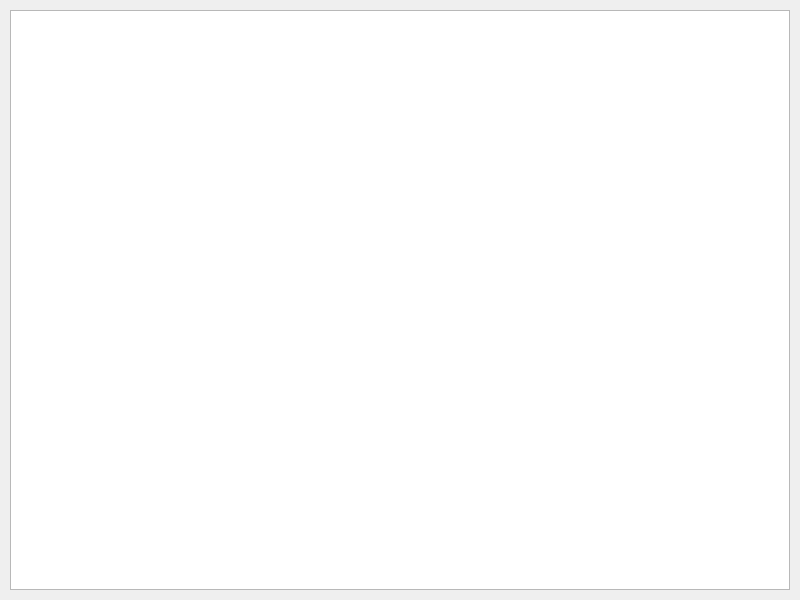
Above: main.ui from heenimm/dbCoffee before the change. Below: the same form after it.
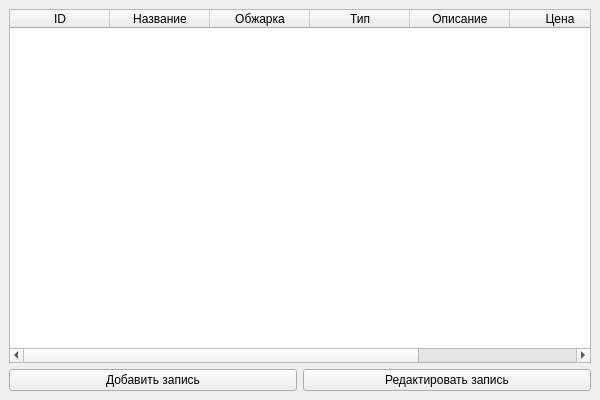
That is the form after the change.

What changed in the file:
```diff
--- a/main.ui
+++ b/main.ui
@@ -3,14 +3,82 @@
  <class>MainWindow</class>
  <widget class="QMainWindow" name="MainWindow">
   <property name="geometry">
-   <rect><x>0</x><y>0</y><width>800</width><height>600</height></rect>
+   <rect>
+    <x>0</x>
+    <y>0</y>
+    <width>600</width>
+    <height>400</height>
+   </rect>
+  </property>
+  <property name="windowTitle">
+   <string>Информация о кофе</string>
   </property>
   <widget class="QWidget" name="centralwidget">
-   <widget class="QTableWidget" name="tableWidget">
-    <property name="geometry">
-     <rect><x>10</x><y>10</y><width>780</width><height>580</height></rect>
-    </property>
-   </widget>
+   <layout class="QVBoxLayout" name="verticalLayout" stretch="0,1,0">
+    <item>
+     <widget class="QTableWidget" name="coffeeTable">
+      <property name="columnCount">
+       <number>7</number>
+      </property>
+      <property name="rowCount">
+       <number>0</number>
+      </property>
+      <column>
+       <property name="text">
+        <string>ID</string>
+       </property>
+      </column>
+      <column>
+       <property name="text">
+        <string>Название</string>
+       </property>
+      </column>
+      <column>
+       <property name="text">
+        <string>Обжарка</string>
+       </property>
+      </column>
+      <column>
+       <property name="text">
+        <string>Тип</string>
+       </property>
+      </column>
+      <column>
+       <property name="text">
+        <string>Описание</string>
+       </property>
+      </column>
+      <column>
+       <property name="text">
+        <string>Цена</string>
+       </property>
+      </column>
+      <column>
+       <property name="text">
+        <string>Объем</string>
+       </property>
+      </column>
+     </widget>
+    </item>
+    <item>
+     <layout class="QHBoxLayout" name="buttonLayout">
+      <item>
+       <widget class="QPushButton" name="addButton">
+        <property name="text">
+         <string>Добавить запись</string>
+        </property>
+       </widget>
+      </item>
+      <item>
+       <widget class="QPushButton" name="editButton">
+        <property name="text">
+         <string>Редактировать запись</string>
+        </property>
+       </widget>
+      </item>
+     </layout>
+    </item>
+   </layout>
   </widget>
  </widget>
  <resources/>
```
